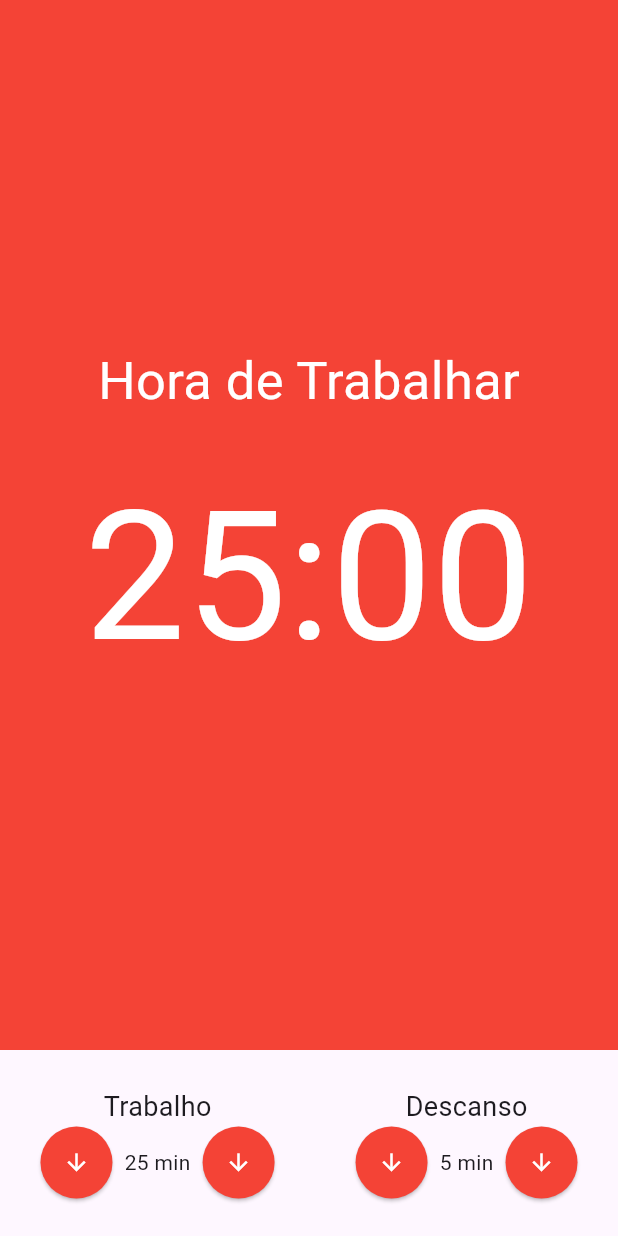
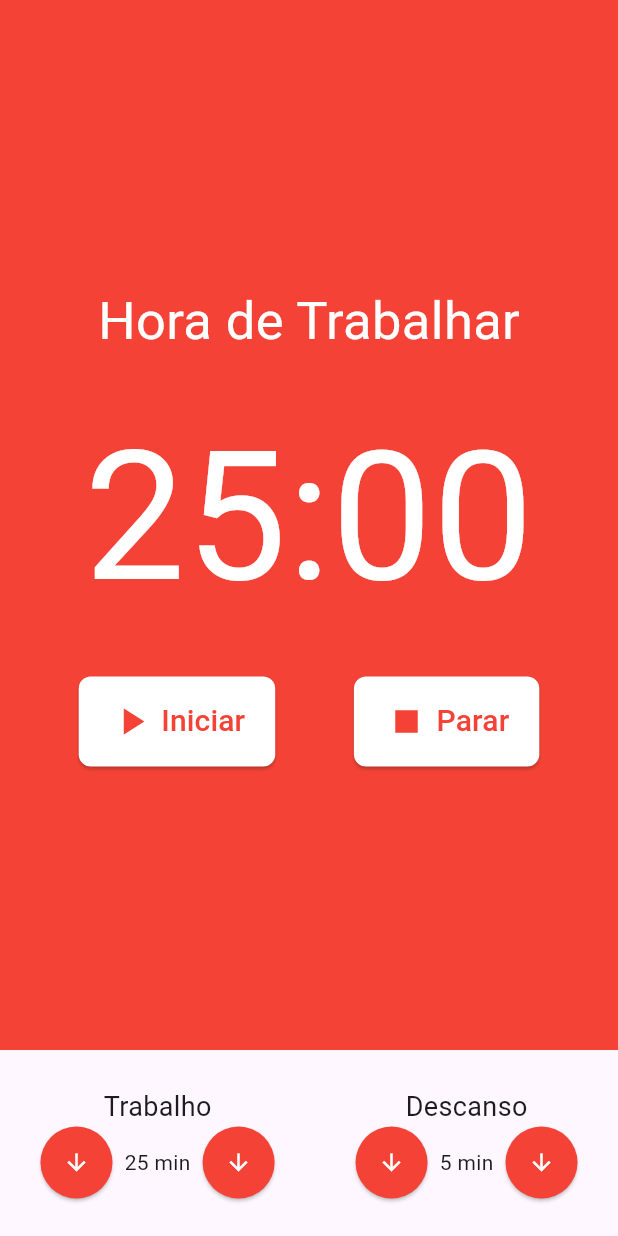
Before and after one commit to alexandre-silvaa/pomodoro, a Flutter app: the screen it shows after launch, on a phone screen of 412 x 824 dp. Run offline on Flutter 3.47's test engine with Material 3 defaults, Android fonts, the phone set to English and light mode, and no system bars; our stand-ins replace mobx; generated files the repository leaves out were written again.

Commit message:
feat: timer buttons for start or stop

```diff
--- a/lib/components/Timer.dart
+++ b/lib/components/Timer.dart
@@ -1,4 +1,5 @@
 import 'package:flutter/material.dart';
+import 'package:pomodoro/components/TimerButton.dart';
 
 class Timer extends StatelessWidget {
   const Timer({super.key});
@@ -18,6 +19,14 @@ class Timer extends StatelessWidget {
           Text(
             '25:00',
             style: TextStyle(fontSize: 120, color: Colors.white),
+          ),
+          SizedBox(height: 20),
+          Row(
+            mainAxisAlignment: MainAxisAlignment.spaceEvenly,
+            children: [
+              TimerButton(title: 'Iniciar', icon: Icons.play_arrow),
+              TimerButton(title: 'Parar', icon: Icons.stop)
+            ],
           )
         ],
       ),
--- /dev/null
+++ b/lib/components/TimerButton.dart
@@ -0,0 +1,37 @@
+import 'package:flutter/material.dart';
+
+class TimerButton extends StatelessWidget {
+  final String title;
+  final IconData icon;
+
+  const TimerButton({super.key, required this.title, required this.icon});
+
+  @override
+  Widget build(BuildContext context) {
+    return ElevatedButton(
+      onPressed: () {},
+      style: ElevatedButton.styleFrom(
+        backgroundColor: Colors.white,
+        padding: const EdgeInsets.symmetric(horizontal: 20, vertical: 15),
+        shape: RoundedRectangleBorder(
+          borderRadius: BorderRadius.circular(8),
+        ),
+      ),
+      child: Row(
+        children: [
+          Icon(
+            icon,
+            size: 30,
+            color: Colors.red,
+          ),
+          const SizedBox(width: 5),
+          Text(
+            title,
+            style: const TextStyle(
+                color: Colors.red, fontSize: 20, fontWeight: FontWeight.w500),
+          ),
+        ],
+      ),
+    );
+  }
+}
```
